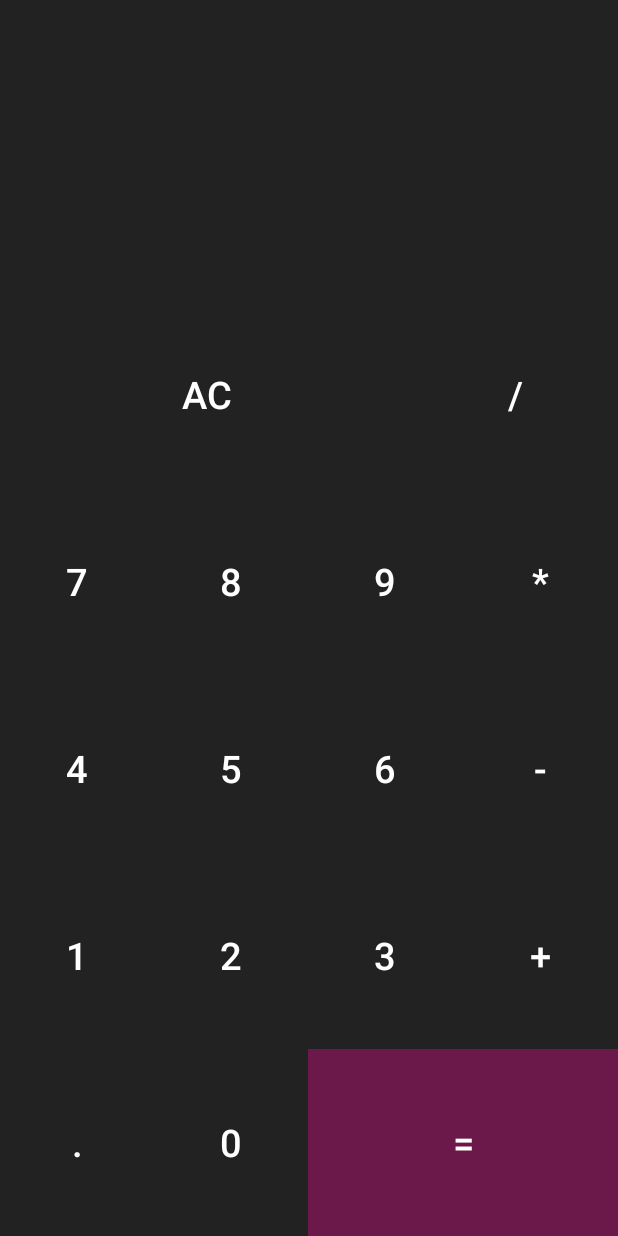
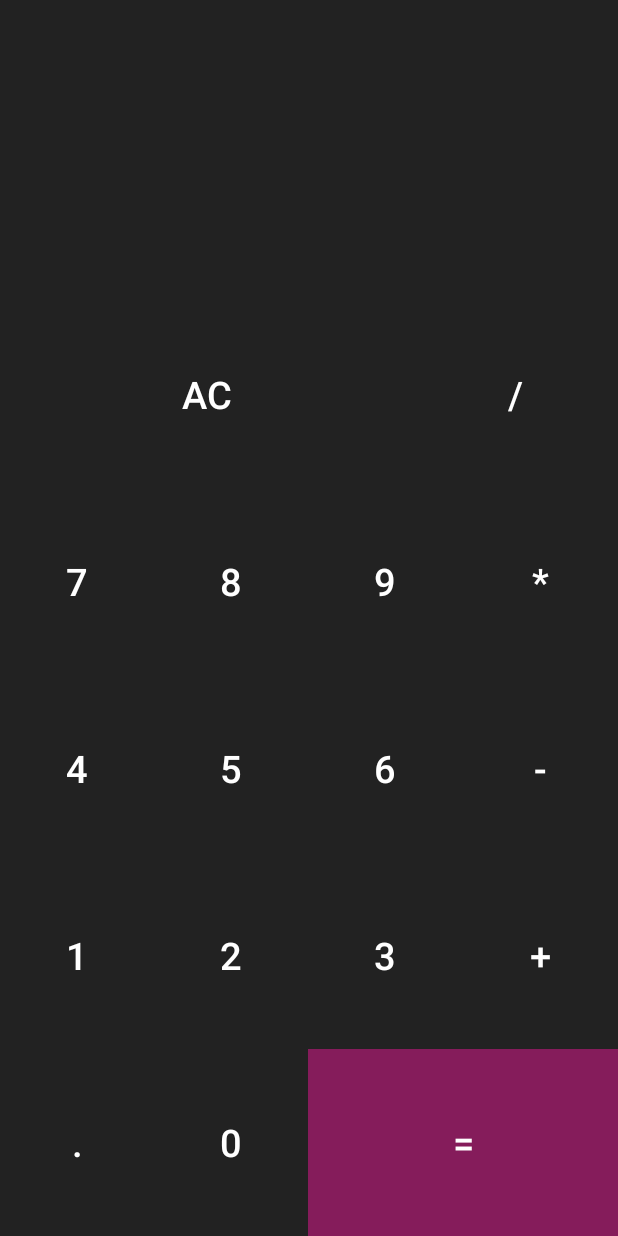
Before and after one commit to RatmirBat/Calculator, an Android app: the layout activity_main.xml on its own in the app's theme, with its tools: preview values and no code run, on a phone screen of 412 x 824 dp. Run offline under Robolectric (Android 15) with nearby library versions, the phone set to English and light mode, and no system bars.

```diff
--- a/app/src/main/res/values/colors.xml
+++ b/app/src/main/res/values/colors.xml
@@ -4,6 +4,6 @@
     <color name="white">#FFFFFFFF</color>
     <color name="red">#F00</color>
     <color name="almostBlack">#222</color>
-    <color name="orange">#6A194A</color>
+    <color name="orange">#851C5B</color>
 
 </resources>
```
